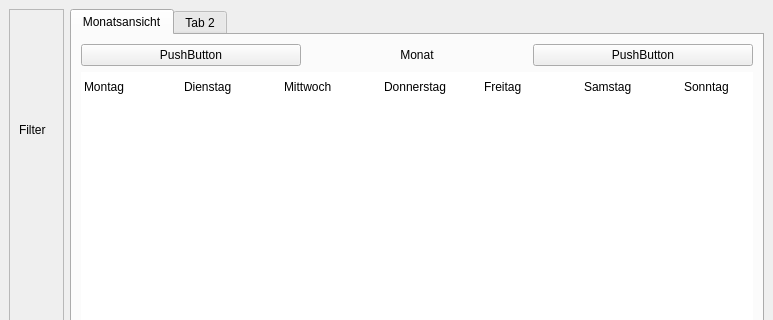
cedi4155476/kalender, file ui_GUI.ui: the form before one commit; both pictures show x 0 to 773 and y 0 to 320 of the 773 by 488 pixel window.
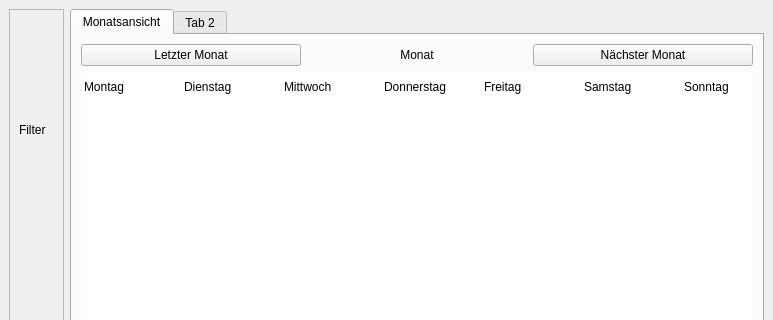
The form after the commit.

Commit message: previous and next button works

```diff
--- a/ui_GUI.ui
+++ b/ui_GUI.ui
@@ -56,7 +56,7 @@
           <item>
            <widget class="QPushButton" name="previousB">
             <property name="text">
-             <string>PushButton</string>
+             <string>Letzter Monat</string>
             </property>
            </widget>
           </item>
@@ -73,7 +73,7 @@
           <item>
            <widget class="QPushButton" name="NextB">
             <property name="text">
-             <string>PushButton</string>
+             <string>Nächster Monat</string>
             </property>
            </widget>
           </item>
```
Left out of the diff: 10 changed lines with no effect on the pictures. The commit also changes 2 other files.
